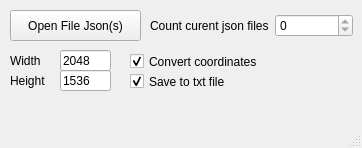
Old version of the form parser.ui in the repository MaksS7/jsonParser.
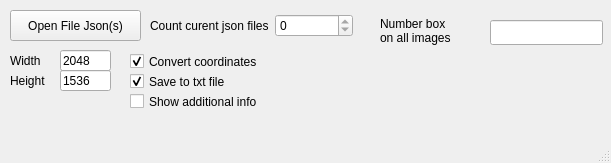
New version of the form.

Commit message: v00.0000.15 add computing count box in files

```diff
--- a/parser.ui
+++ b/parser.ui
@@ -6,8 +6,8 @@
    <rect>
     <x>0</x>
     <y>0</y>
-    <width>362</width>
-    <height>148</height>
+    <width>611</width>
+    <height>163</height>
    </rect>
   </property>
   <property name="windowTitle">
@@ -155,6 +155,52 @@
      <bool>true</bool>
     </property>
    </widget>
+   <widget class="QLineEdit" name="lineEditCountAllBox">
+    <property name="enabled">
+     <bool>true</bool>
+    </property>
+    <property name="geometry">
+     <rect>
+      <x>490</x>
+      <y>20</y>
+      <width>113</width>
+      <height>25</height>
+     </rect>
+    </property>
+    <property name="readOnly">
+     <bool>true</bool>
+    </property>
+   </widget>
+   <widget class="QLabel" name="labelCountAllImage">
+    <property name="enabled">
+     <bool>true</bool>
+    </property>
+    <property name="geometry">
+     <rect>
+      <x>380</x>
+      <y>10</y>
+      <width>91</width>
+      <height>41</height>
+     </rect>
+    </property>
+    <property name="text">
+     <string>Number box
+on all images</string>
+    </property>
+   </widget>
+   <widget class="QCheckBox" name="checkBoxShowAdditInfo">
+    <property name="geometry">
+     <rect>
+      <x>130</x>
+      <y>90</y>
+      <width>171</width>
+      <height>23</height>
+     </rect>
+    </property>
+    <property name="text">
+     <string>Show additional info</string>
+    </property>
+   </widget>
   </widget>
   <widget class="QMenuBar" name="menubar">
    <property name="geometry">
```
Left out of the diff: 2 changed lines with no effect on the pictures. The commit also changes 2 other files.
